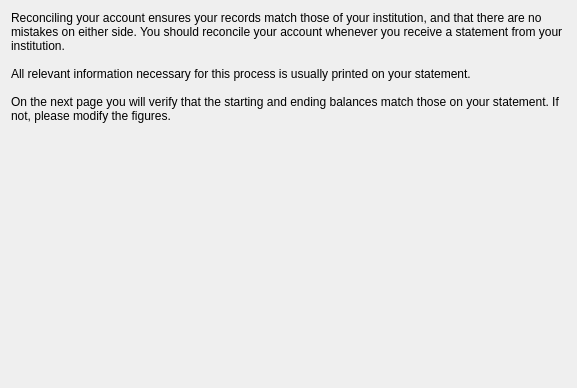
First picture: the form in kmymoney/wizards/endingbalancedlg/checkingstartwizardpagedecl.ui, repository KDE/kmymoney, before the edit.
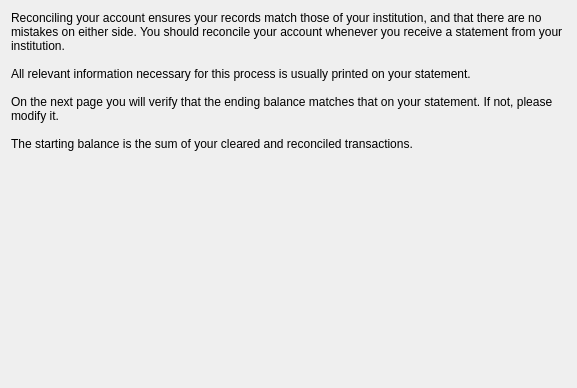
Second picture: the form after the edit.

Commit message:
Fixed reconciliation wizard strings.
BUG;241855

What changed in the file:
```diff
--- a/kmymoney/wizards/endingbalancedlg/checkingstartwizardpagedecl.ui
+++ b/kmymoney/wizards/endingbalancedlg/checkingstartwizardpagedecl.ui
@@ -27,7 +27,9 @@
 
 All relevant information necessary for this process is usually printed on your statement.
 
-On the next page you will verify that the starting and ending balances match those on your statement. If not, please modify the figures.</string>
+On the next page you will verify that the ending balance matches that on your statement. If not, please modify it.
+
+The starting balance is the sum of your cleared and reconciled transactions.</string>
       </property>
       <property name="alignment">
        <set>Qt::AlignTop</set>
```
The commit also changes 1 other file.
